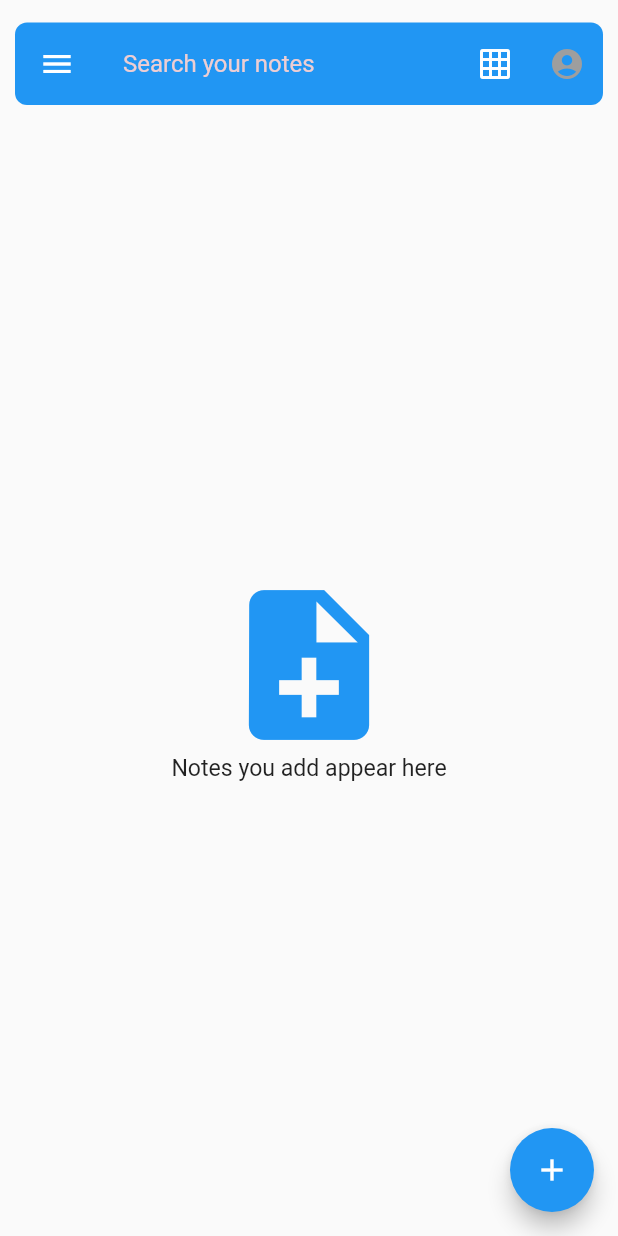
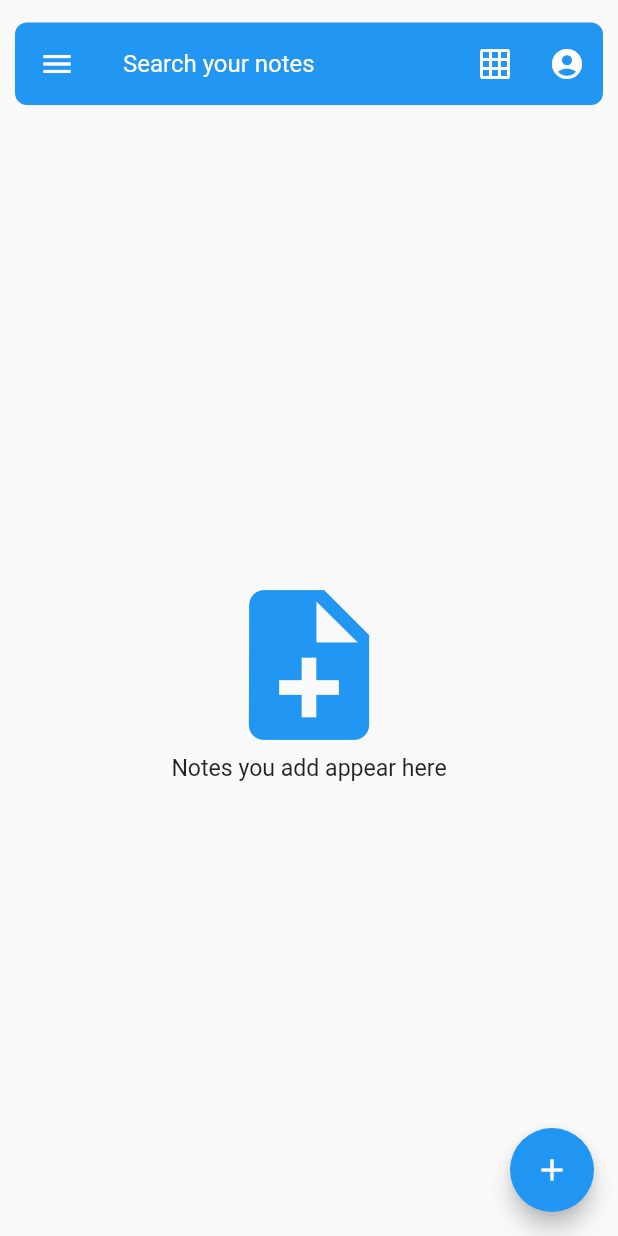
Before and after one commit to amaan-zafar/notes, a Flutter app: the screen it shows after launch, in the side drawer, after a tap on the "grid on" icon, on a phone screen of 412 x 824 dp. Run offline on Flutter 3.47's test engine with Material 2 defaults, Android fonts, the phone set to English and light mode, and no system bars; our stand-ins replace shared_preferences, sqflite; accounts and stored records are empty.

Commit message:
changed few colors

```diff
--- a/lib/components/home_app_bar.dart
+++ b/lib/components/home_app_bar.dart
@@ -23,7 +23,12 @@ class HomeAppBar extends StatelessWidget implements PreferredSizeWidget {
           ),
           actions: [
             IconButton(icon: Icon(Icons.grid_on), onPressed: (() {})),
-            IconButton(icon: Icon(Icons.account_circle), onPressed: null),
+            IconButton(
+                icon: Icon(
+                  Icons.account_circle,
+                  color: Colors.white,
+                ),
+                onPressed: null),
           ]),
     );
   }
--- a/lib/components/navigation_drawer.dart
+++ b/lib/components/navigation_drawer.dart
@@ -34,6 +34,7 @@ class NavigationDrawer extends StatelessWidget {
                   navigateToAbout(context);
                 }),
             SwitchListTile(
+              activeColor: Colors.blue,
               title: Text('App Theme'),
               onChanged: (bool value) {
                 themeChange.darkTheme = value;
--- a/lib/theme.dart
+++ b/lib/theme.dart
@@ -9,7 +9,7 @@ class AppTheme {
       backgroundColor: isDarkTheme ? Colors.black : Color(0xffF1F5FB),
       indicatorColor: isDarkTheme ? Color(0xff0E1D36) : Color(0xffCBDCF8),
       buttonColor: isDarkTheme ? Color(0xff3B3B3B) : Color(0xffF1F5FB),
-      hintColor: isDarkTheme ? Color(0xff280C0B) : Color(0xffEECED3),
+      hintColor: isDarkTheme ? Color(0xff280C0B) : Colors.white,
       highlightColor: isDarkTheme ? Color(0xff372901) : Color(0xffFCE192),
       hoverColor: isDarkTheme ? Color(0xff3A3A3B) : Color(0xff4285F4),
       focusColor: isDarkTheme ? Color(0xff0B2512) : Color(0xffA8DAB5),
```
